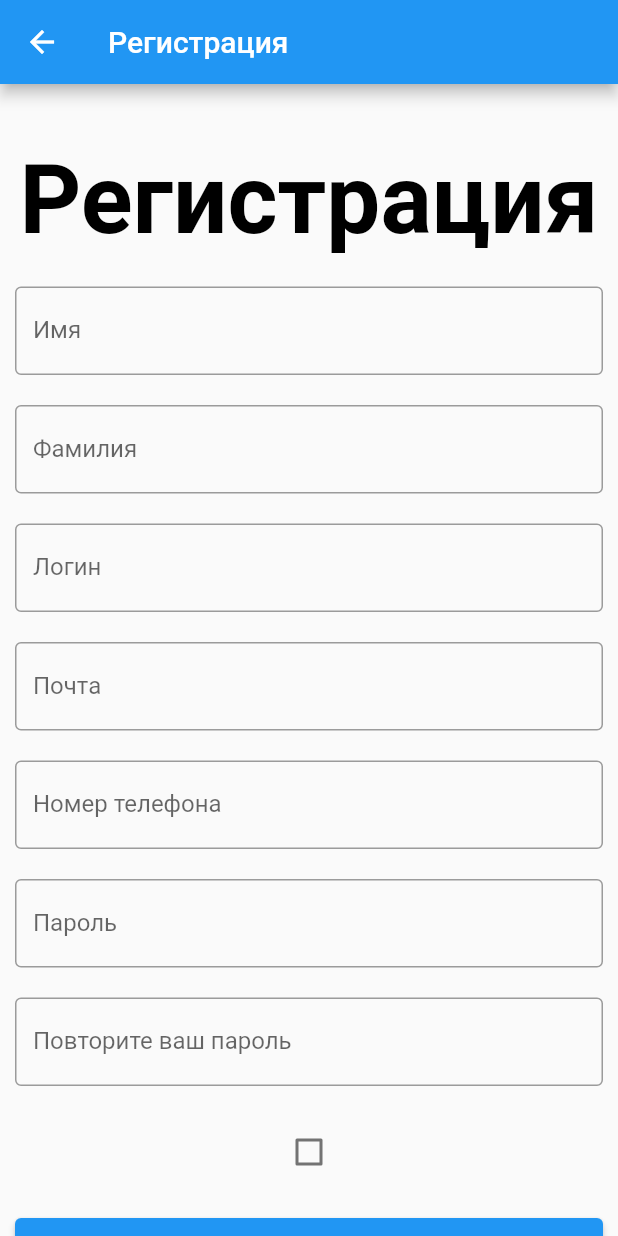
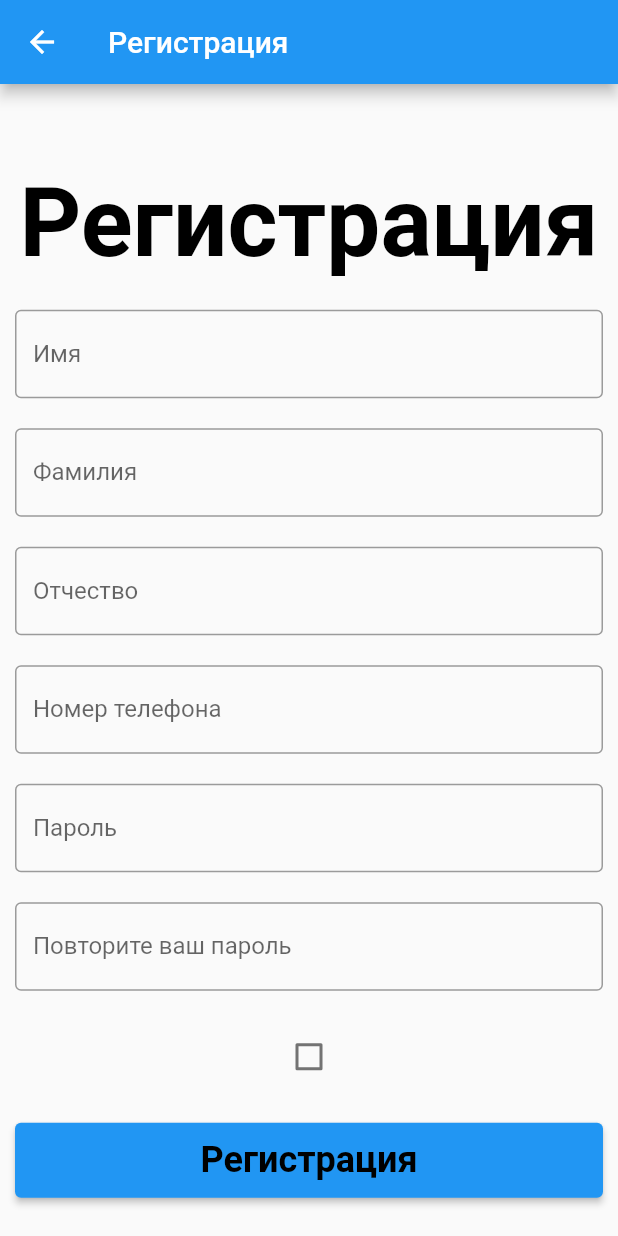
Before and after one commit to KamilM1205/ladikon, a Flutter app: the RegistrationScreen screen opened directly, on a phone screen of 412 x 824 dp. Run offline on Flutter 3.47's test engine with Material 2 defaults, Android fonts, the phone set to English and light mode, and no system bars.

Commit message:
workarounding with registration

```diff
--- a/lib/controllers/registration_controller.dart
+++ b/lib/controllers/registration_controller.dart
@@ -1,8 +1,18 @@
+import 'package:flutter/cupertino.dart';
+
 class RegistrationController {
-  bool isChecked = false;
 
- void checkBoxed(bool somethingidk) {
+  final nameFieldController = TextEditingController();
+  final surnameFieldController = TextEditingController();
+  final patronymicFieldController = TextEditingController();
+  final birthdayFieldController = TextEditingController();
+  final phoneFieldController = TextEditingController();
+  final passwordFieldContoller = TextEditingController();
+  final doublePasswordFieldController = TextEditingController();
 
- }
+  void tryRegistrate(BuildContext context) {
+    if (passwordFieldContoller.text != doublePasswordFieldController.text) {
 
+    }
+  }
 }
--- a/lib/views/registrationscreen.dart
+++ b/lib/views/registrationscreen.dart
@@ -1,6 +1,8 @@
 import 'package:flutter/cupertino.dart';
 import 'package:flutter/material.dart';
 import 'package:ladikon/colors.dart';
+import 'package:ladikon/controllers/login_controller.dart';
+import 'package:ladikon/controllers/registration_controller.dart';
 
 class RegistrationScreen extends StatefulWidget {
   const RegistrationScreen({super.key});
@@ -9,24 +11,50 @@ class RegistrationScreen extends StatefulWidget {
   RegistrationScreenState createState() => RegistrationScreenState();
 }
 
-Padding mTextField(String newLabel, String newHintText) {
+Padding mPasswordField(String newLabel, String newHintText, TextEditingController newController) {
   return Padding(
-                    padding: const EdgeInsets.all(10),
-                    child: TextField(
-                      controller: null,
-                      decoration: InputDecoration(
-                          border: const OutlineInputBorder(),
-                          label: Text(newLabel),
-                          hintText: newHintText),
-                  ));
+    padding: const EdgeInsets.all(10),
+    child: TextField(
+      controller: newController,
+
+      decoration: InputDecoration(
+          border: const OutlineInputBorder(),
+          label: Text(newLabel),
+          hintText: newHintText,
+      ),
+    )
+  );
+}
+
+Padding mTextField(String newLabel, String newHintText, TextEditingController newController) {
+  return Padding(
+    padding: const EdgeInsets.all(10),
+    child: TextField(
+      controller: newController,
+
+      decoration: InputDecoration(
+          border: const OutlineInputBorder(),
+          label: Text(newLabel),
+          hintText: newHintText,
+      ),
+    )
+  );
 }
 
 class RegistrationScreenState extends State<RegistrationScreen> {
   bool isAccepted = false;
 
+  var controller = RegistrationController();
+
+  var passwordField =  mTextField("Пароль", "Ваш пароль", RegistrationController().passwordFieldContoller);
+
+
   @override
 
   Widget build(BuildContext context) {
+    var passwordField =  mTextField("Пароль", "Ваш пароль", controller.passwordFieldContoller);
+
+
     return Scaffold(
 
         appBar: AppBar(
@@ -36,7 +64,9 @@ class RegistrationScreenState extends State<RegistrationScreen> {
           child: Container(
             width: 480,
             alignment: Alignment.center,
-            child: Column(
+            child: SingleChildScrollView(
+              child:
+               Column(
               children: [
                 Container(
                   padding: const EdgeInsets.only(top: 40, bottom: 10),
@@ -49,24 +79,20 @@ class RegistrationScreenState extends State<RegistrationScreen> {
                   ),
                 ),
 
-                mTextField("Имя", "Ваше имя"),
-                mTextField("Фамилия", "Ваша фамилия"),
-                mTextField("Логин", "Ваш логин"),
-                mTextField("Почта", "Ваша почта"),
-                mTextField("Номер телефона", "Ваш номер телефона"),
-                mTextField("Пароль", "Ваш пароль"),
-                mTextField("Повторите ваш пароль", "Ващ пароль повторно"),
+
+                mTextField("Имя", "Ваше имя", controller.nameFieldController),
+                mTextField("Фамилия", "Ваша фамилия", controller.surnameFieldController),
+                mTextField("Отчество", "Ваше отчество", controller.patronymicFieldController),
+                mTextField("Номер телефона", "Ваш номер телефона", controller.phoneFieldController),
+                passwordField,
+                mTextField("Повторите ваш пароль", "Ваш пароль повторно", controller.doublePasswordFieldController),
+
 
                 Padding(
                   padding: const EdgeInsets.all(10),
                   child: Checkbox(
                     value: isAccepted,
-                    onChanged: (bool? value) {
-                      setState(() {
-                          isAccepted = value!;
-                        }
-                      );
-                    },
+                    onChanged: (bool? value) {setState(() {isAccepted = value!;});},
                   )
                 ),
                 Padding(
@@ -86,8 +112,10 @@ class RegistrationScreenState extends State<RegistrationScreen> {
                   ),
                 ),
               ],
+              ),
             ),
           ),
-        ));
+        )
+    );
   }
 }
```
